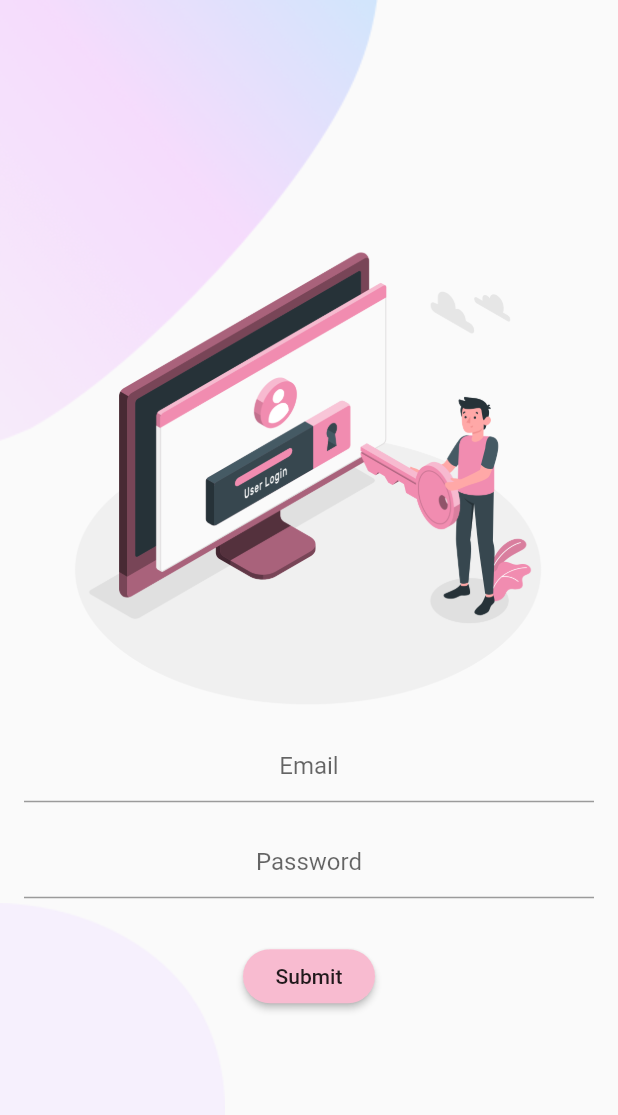
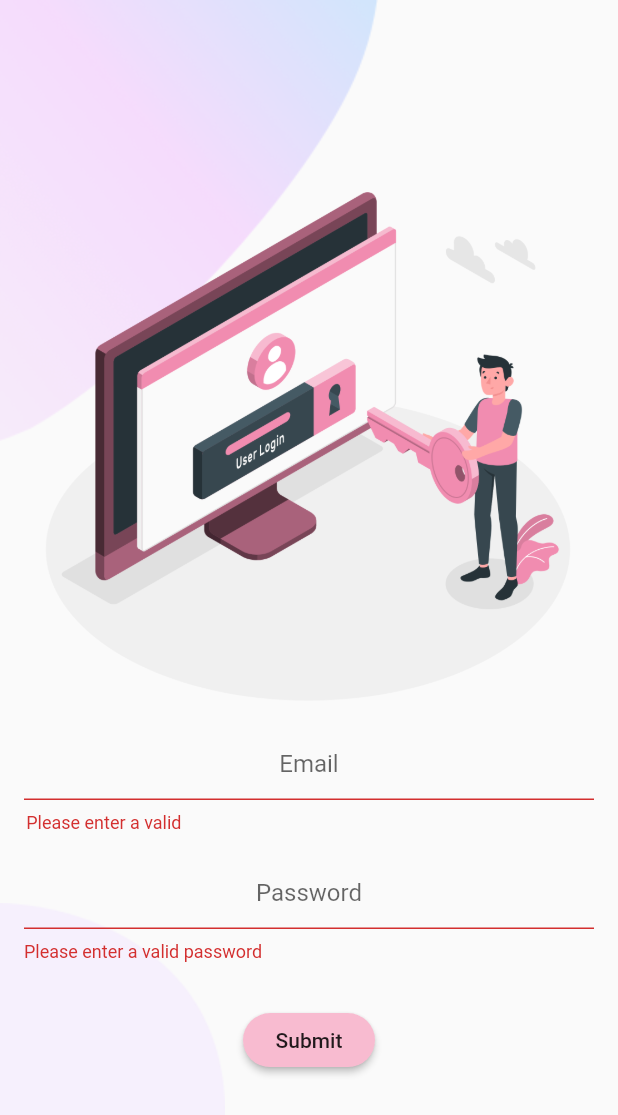
Before and after one commit to divyanshukrtiwari/campus-connect, a Flutter app: the AuthScreenSet2 screen opened by its route, after a tap on "Submit", on a phone screen of 412 x 824 dp. Shown: the top 1115 px of the screen. Run offline on Flutter 3.47's test engine with Material 2 defaults, Android fonts, the phone set to English and light mode, and no system bars; our stand-ins replace cloud_firestore, firebase_auth; accounts and stored records are empty; network calls fail.

Commit message:
added signup method

```diff
--- /dev/null
+++ b/lib/helpers/student.dart
@@ -0,0 +1,8 @@
+Map<String, String> student = {
+  'name': '',
+  'semester': '',
+  'section': '',
+  'rollno': '',
+  'email': '',
+  'password': '',
+};
--- a/lib/main.dart
+++ b/lib/main.dart
@@ -10,7 +10,7 @@ class MyApp extends StatelessWidget {
   @override
   Widget build(BuildContext context) {
     return MaterialApp(
-      title: 'Flutter Demo',
+      debugShowCheckedModeBanner: false,
       theme: ThemeData(
         primarySwatch: Colors.blue,
         visualDensity: VisualDensity.adaptivePlatformDensity,
--- a/lib/ui/auth/auth_form_set2.dart
+++ b/lib/ui/auth/auth_form_set2.dart
@@ -1,4 +1,9 @@
 import 'package:flutter/material.dart';
+import 'package:flutter/services.dart';
+import 'package:cloud_firestore/cloud_firestore.dart';
+import 'package:firebase_auth/firebase_auth.dart';
+
+import 'package:my_class/helpers/student.dart';
 
 class AuthFormSet2 extends StatefulWidget {
   @override
@@ -6,10 +11,57 @@ class AuthFormSet2 extends StatefulWidget {
 }
 
 class _AuthFormSet2State extends State<AuthFormSet2> {
+  final _form2Key = GlobalKey<FormState>();
+  final _auth = FirebaseAuth.instance;
+
   @override
   Widget build(BuildContext context) {
+    void _onSubmit() async {
+      print("on submit called");
+      AuthResult authResult;
+
+      try {
+        authResult = await _auth.createUserWithEmailAndPassword(
+          email: student['email'],
+          password: student['password'],
+        );
+
+        await Firestore.instance
+            .collection('students')
+            .document(authResult.user.uid)
+            .setData(
+          {
+            'name': student['name'],
+            'semester': student['semester'],
+            'section': student['section'],
+            'rollno': student['rollno'],
+            'email': student['email'],
+            'password': student['password'],
+          },
+        );
+      } on PlatformException catch (error) {
+        String message = 'Please check your credentials and try again';
+
+        if (error.message != null) {
+          message = error.message;
+        }
+
+        Scaffold.of(context).showSnackBar(
+          SnackBar(
+            content: Text(message),
+            backgroundColor: Theme.of(context).errorColor,
+            behavior: SnackBarBehavior.floating,
+            duration: Duration(seconds: 3),
+          ),
+        );
+      } catch (error) {
+        print(error);
+      }
+    }
+
     return Container(
       child: Form(
+        key: _form2Key,
         child: Column(
           mainAxisSize: MainAxisSize.min,
           children: [
@@ -33,7 +85,7 @@ class _AuthFormSet2State extends State<AuthFormSet2> {
                   return null;
                 },
                 onSaved: (value) {
-                  //_authData['username'] = value;
+                  student['email'] = value;
                 },
               ),
             ),
@@ -47,6 +99,7 @@ class _AuthFormSet2State extends State<AuthFormSet2> {
                   //   borderRadius: BorderRadius.circular(30),
                   // ),
                 ),
+                obscureText: true,
                 textAlign: TextAlign.center,
                 keyboardType: TextInputType.emailAddress,
                 style: TextStyle(color: Theme.of(context).primaryColor),
@@ -57,7 +110,7 @@ class _AuthFormSet2State extends State<AuthFormSet2> {
                   return null;
                 },
                 onSaved: (value) {
-                  //_authData['username'] = value;
+                  student['password'] = value;
                 },
               ),
             ),
@@ -65,7 +118,16 @@ class _AuthFormSet2State extends State<AuthFormSet2> {
               height: 20,
             ),
             RaisedButton(
-              onPressed: () {},
+              onPressed: () {
+                final isValid = _form2Key.currentState.validate();
+
+                FocusScope.of(context).unfocus();
+
+                if (isValid) {
+                  _form2Key.currentState.save();
+                }
+                _onSubmit();
+              },
               color: Colors.pink[100],
               child: Text("Submit"),
               shape: RoundedRectangleBorder(
--- a/lib/ui/auth/auth_screen_set2.dart
+++ b/lib/ui/auth/auth_screen_set2.dart
@@ -30,10 +30,11 @@ class _AuthSet2State extends State<AuthScreenSet2> {
             alignment: Alignment.center,
             child: SingleChildScrollView(
               child: Column(
+                mainAxisSize: MainAxisSize.min,
                 children: [
                   Image.asset(
                     "assets/images/Login-amico.png",
-                    height: height * .4,
+                    height: height * .45,
                   ),
                   AuthFormSet2(),
                 ],
--- a/pubspec.yaml
+++ b/pubspec.yaml
@@ -27,6 +27,7 @@ dependencies:
   cupertino_icons: ^1.0.0
 
   cloud_firestore: ^0.13.5
+  firebase_auth: ^0.16.1
 
 dev_dependencies:
   flutter_test:
```
Also changed, not shown: lib/ui/auth/auth_form_set1.dart (+12 -21 lines), pubspec.lock.
